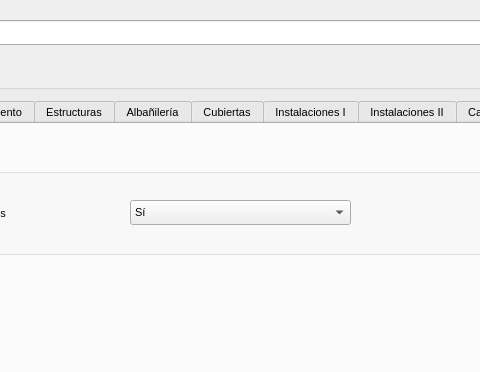
Above: Ui_ActuacionForm.ui from rubenmarrufo/herevea before the change; both pictures show x 171 to 651 and y 0 to 372 of the 1209 by 712 pixel window. Below: the same form after it.
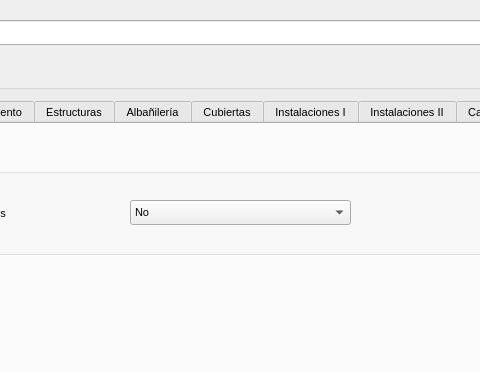
That is the form after the change. The open tabs and pages were chosen to show the change. Icons and pictures are not drawn.

Patch:
```diff
--- a/Ui_ActuacionForm.ui
+++ b/Ui_ActuacionForm.ui
@@ -3959,11 +3959,6 @@
          <height>25</height>
         </rect>
        </property>
-       <item>
-        <property name="text">
-         <string>Sí</string>
-        </property>
-       </item>
        <item>
         <property name="text">
          <string>No</string>
```
Left out of the diff: 12 changed lines with no effect on the pictures.
